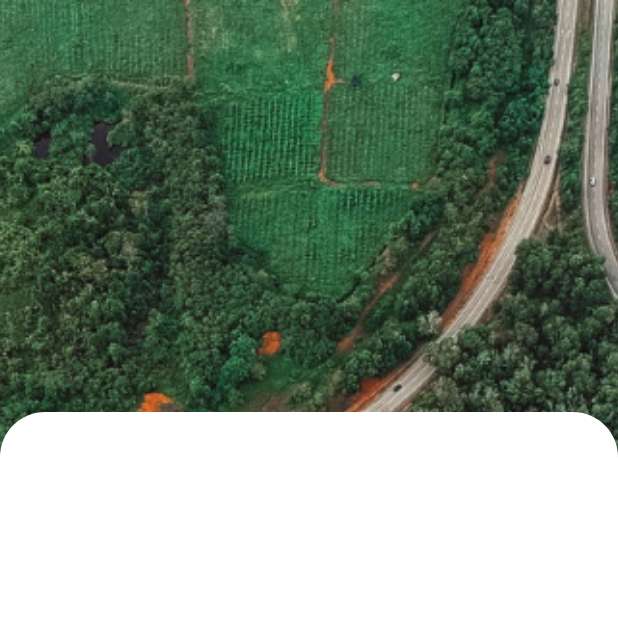
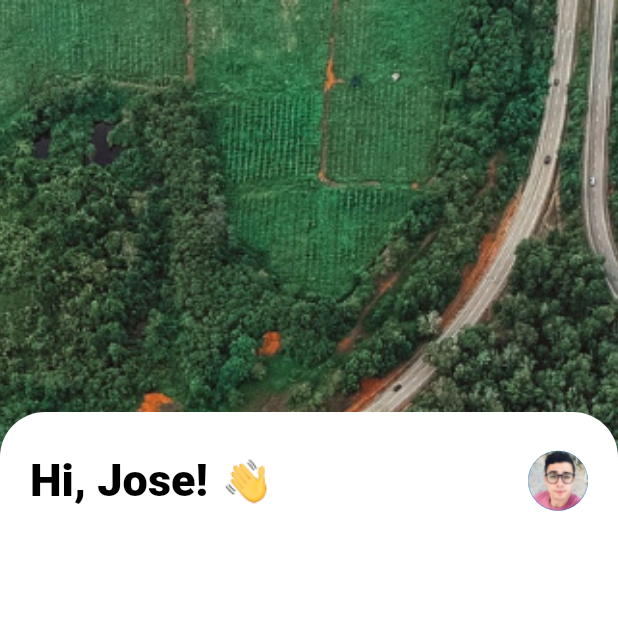
Before and after one commit to josealvaradoo/flutter-todolist, a Flutter app: the screen it shows after launch, on a phone screen of 412 x 824 dp, the top half of it. Run offline on Flutter 3.47's test engine with Material 2 defaults, Android fonts, the phone set to English and light mode, and no system bars.

Commit message:
:sparkles: Add WelcomeBar widget

```diff
--- a/lib/main.dart
+++ b/lib/main.dart
@@ -1,4 +1,5 @@
 import 'package:flutter/material.dart';
+import 'widgets/WelcomeBar.dart';
 
 void main() => runApp(MyApp());
 
@@ -21,6 +22,27 @@ class MyApp extends StatelessWidget {
               ),
               Expanded(
                 child: Container(
+									child: Column(
+										children: <Widget>[
+											Expanded(
+												child: Container(
+													constraints: BoxConstraints.expand(),
+													padding: EdgeInsets.all(20.0),
+													child: WelcomeBar(
+														name: 'Jose',
+														avatar: 'assets/images/icons/avatar.png'
+													)
+												),
+												flex: 1
+											),
+											Expanded(
+												child: Container(
+													//
+												),
+												flex: 5
+											),
+										],
+									),
                   decoration: BoxDecoration(
                     color: Colors.white,
                     borderRadius: BorderRadius.only(topLeft: Radius.circular(30.0), topRight: Radius.circular(30.0))
--- /dev/null
+++ b/lib/widgets/WelcomeBar.dart
@@ -0,0 +1,39 @@
+import 'package:flutter/material.dart';
+
+class WelcomeBar extends StatelessWidget {
+	WelcomeBar({this.name, this.avatar});
+	final String name;
+	final String avatar;
+
+	@override
+	Widget build(BuildContext context) {
+		return Row(
+			mainAxisAlignment: MainAxisAlignment.spaceBetween,
+			children: <Widget>[
+				Row(
+					children: <Widget>[
+						Text(
+							'Hi, $name!',
+							textAlign: TextAlign.left,
+							style: TextStyle(
+								color: Colors.black,
+								fontWeight: FontWeight.w900,
+								fontSize: 30.0
+							),
+							overflow: TextOverflow.ellipsis,
+						),
+						Padding(
+							padding: EdgeInsets.only(left: 10.0),
+							child: Image(
+								image: AssetImage('assets/images/icons/hand-emoji.png'),
+							),
+						)
+					],
+				),
+				CircleAvatar(
+					backgroundImage: AssetImage(avatar),
+				),
+			],
+		);
+	}
+}
--- a/pubspec.yaml
+++ b/pubspec.yaml
@@ -42,6 +42,8 @@ flutter:
   #  - images/a_dot_ham.jpeg
   assets:
      - assets/images/background/background-hdpi/Background.png
+     - assets/images/icons/avatar.png
+     - assets/images/icons/hand-emoji.png
 
   # An image asset can refer to one or more resolution-specific "variants", see
   # https://flutter.io/assets-and-images/#resolution-aware.
```
Also changed, not shown: assets/images/icons/avatar.png (added), assets/images/icons/hand-emoji.png (added).
